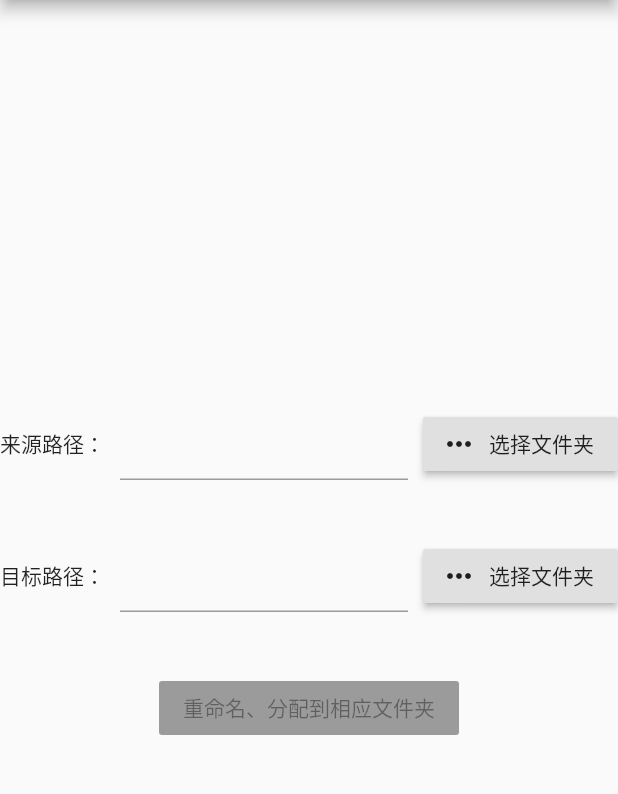
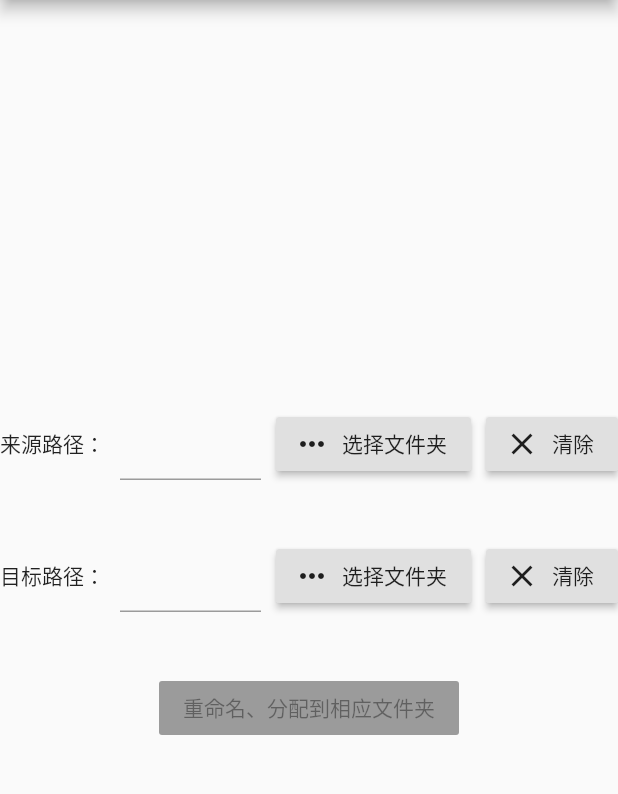
Before and after one commit to FakenMaster/rename_lanhu, a Flutter app: the screen it shows after launch, after a tap on "选择文件夹", on a phone screen of 412 x 824 dp, the part 84-878 px from its top. Run offline on Flutter 3.47's test engine with Material 2 defaults, Android fonts, the phone set to English and light mode, and no system bars; our stand-ins replace file_picker, flushbar, modal_progress_hud, rxdart, time; missing offline and left inert: filepicker_windows, stringx.

Commit message:
选择文件夹功能完成

```diff
--- /dev/null
+++ b/lib/folder_choose_widget.dart
@@ -0,0 +1,81 @@
+import 'package:file_picker/file_picker.dart';
+import 'package:flutter/material.dart';
+import 'package:stringx/stringx.dart';
+
+class FolderChooseWidget extends StatefulWidget {
+  final String title;
+  final Function(String directory) onChange;
+
+  const FolderChooseWidget({
+    Key key,
+    @required this.title,
+    @required this.onChange,
+  })  : assert(title != null),
+        assert(onChange != null),
+        super(key: key);
+
+  @override
+  _FolderChooseWidgetState createState() => _FolderChooseWidgetState();
+}
+
+class _FolderChooseWidgetState extends State<FolderChooseWidget> {
+  TextEditingController _controller;
+
+  @override
+  void initState() {
+    super.initState();
+    _controller = TextEditingController()
+      ..addListener(() {
+        widget.onChange(_controller.text);
+      });
+  }
+
+  @override
+  void dispose() {
+    _controller.dispose();
+    super.dispose();
+  }
+
+  @override
+  Widget build(BuildContext context) {
+    return Row(
+      children: [
+        Text(
+          '${widget.title}',
+          style: DefaultTextStyle.of(context).style,
+        ),
+        SizedBox(
+          width: 10,
+        ),
+        Flexible(
+          child: TextField(
+            controller: _controller,
+          ),
+        ),
+        SizedBox(
+          width: 10,
+        ),
+        RaisedButton.icon(
+          onPressed: () async {
+            String path = await FilePicker.platform.getDirectoryPath();
+            if (path.notNullAndEmpty()) {
+              _controller.text = path;
+            }
+          },
+          icon: Icon(Icons.more_horiz),
+          label: Text('选择文件夹'),
+        ),
+        SizedBox(
+          width: 10,
+        ),
+        RaisedButton.icon(
+          onPressed: () async {
+            _controller.text = '';
+          },
+          icon: Icon(Icons.clear),
+          label: Text('清除'),
+        ),
+      ],
+    );
+  }
+}
--- a/lib/home_page.dart
+++ b/lib/home_page.dart
@@ -6,6 +6,7 @@ import 'package:flutter/material.dart';
 import 'package:filepicker_windows/filepicker_windows.dart'
     as filepicker_windows;
 import 'package:modal_progress_hud/modal_progress_hud.dart';
+import 'package:rename_lanhu/folder_choose_widget.dart';
 import 'package:rxdart/rxdart.dart';
 import 'package:stringx/stringx.dart';
 import 'package:time/time.dart';
@@ -26,24 +27,12 @@ class _HomePageState extends State<HomePage> {
   BehaviorSubject<bool> renameSubject;
   PublishSubject<bool> loading;
 
-  TextEditingController sourcePathController;
-  TextEditingController destinationPathController;
-
   @override
   void initState() {
     super.initState();
     sourcePath = BehaviorSubject();
     destinationPath = BehaviorSubject();
     loading = PublishSubject();
-
-    sourcePathController = TextEditingController()
-      ..addListener(() {
-        sourcePath.add(sourcePathController.text);
-      });
-    destinationPathController = TextEditingController()
-      ..addListener(() {
-        destinationPath.add(destinationPathController.text);
-      });
 
     renameSubject = BehaviorSubject.seeded(false);
     Rx.combineLatest2<String, String, bool>(sourcePath, destinationPath,
@@ -57,8 +46,6 @@ class _HomePageState extends State<HomePage> {
     sourcePath.close();
     destinationPath.close();
     renameSubject.close();
-    sourcePathController.dispose();
-    destinationPathController.dispose();
     super.dispose();
   }
 
@@ -82,77 +69,17 @@ class _HomePageState extends State<HomePage> {
                       mainAxisSize: MainAxisSize.min,
                       crossAxisAlignment: CrossAxisAlignment.start,
                       children: [
-                        StreamBuilder<String>(
-                            stream: sourcePath,
-                            builder: (context, snapshot) {
-                              return Row(
-                                children: [
-                                  Text(
-                                    '来源路径：',
-                                    style: DefaultTextStyle.of(context).style,
-                                  ),
-                                  SizedBox(
-                                    width: 10,
-                                  ),
-                                  Flexible(
-                                    child: TextField(
-                                      controller: sourcePathController,
-                                    ),
-                                  ),
-                                  SizedBox(
-                                    width: 10,
-                                  ),
-                                  RaisedButton.icon(
-                                    onPressed: () async {
-                                      String path = await folderPicker();
-                                      if (path.notNullAndEmpty()) {
-                                        sourcePathController.text = path;
-                                        sourcePath.add(path);
-                                      }
-                                    },
-                                    icon: Icon(Icons.more_horiz),
-                                    label: Text('选择文件夹'),
-                                  )
-                                ],
-                              );
-                            }),
+                        FolderChooseWidget(
+                          title: '来源路径：',
+                          onChange: sourcePath.add,
+                        ),
                         SizedBox(
                           height: 40,
                         ),
-                        StreamBuilder<String>(
-                            stream: destinationPath,
-                            builder: (context, snapshot) {
-                              return Row(
-                                children: [
-                                  Text(
-                                    '目标路径：',
-                                    style: DefaultTextStyle.of(context).style,
-                                  ),
-                                  SizedBox(
-                                    width: 10,
-                                  ),
-                                  Flexible(
-                                    child: TextField(
-                                      controller: destinationPathController,
-                                    ),
-                                  ),
-                                  SizedBox(
-                                    width: 10,
-                                  ),
-                                  RaisedButton.icon(
-                                    onPressed: () async {
-                                      String path = await folderPicker();
-                                      if (path.notNullAndEmpty()) {
-                                        destinationPathController.text = path;
-                                        destinationPath.add(path);
-                                      }
-                                    },
-                                    icon: Icon(Icons.more_horiz),
-                                    label: Text('选择文件夹'),
-                                  )
-                                ],
-                              );
-                            }),
+                        FolderChooseWidget(
+                          title: '目标路径：',
+                          onChange: destinationPath.add,
+                        ),
                         SizedBox(
                           height: 40,
                         ),
@@ -226,10 +153,6 @@ class _HomePageState extends State<HomePage> {
     return true;
   }
 
-  Future<String> folderPicker() async {
-    return await FilePicker.platform.getDirectoryPath();
-  }
-
   Future<String> filePicker() async {
     FilePickerResult result = await FilePicker.platform.pickFiles();
     if (result != null) {
@@ -247,7 +170,6 @@ class _HomePageState extends State<HomePage> {
         return;
       }
 
-      // String dirName = package_path.dirname(path);
       String extension = package_path.extension(path);
       String nameWithoutExtension = package_path.basenameWithoutExtension(path);
       String fileName = nameWithoutExtension;
```
